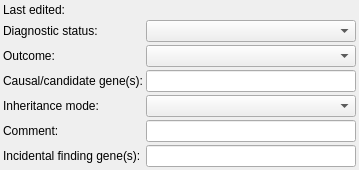
First picture: the form in src/GSvar/DiagnosticStatusWidget.ui, repository imgag/ngs-bits, before the edit.
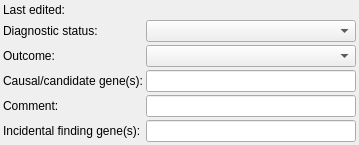
Second picture: the form after the edit.

```diff
--- a/src/GSvar/DiagnosticStatusWidget.ui
+++ b/src/GSvar/DiagnosticStatusWidget.ui
@@ -7,7 +7,7 @@
     <x>0</x>
     <y>0</y>
     <width>359</width>
-    <height>158</height>
+    <height>137</height>
    </rect>
   </property>
   <property name="sizePolicy">
@@ -89,16 +89,6 @@
     <widget class="QLineEdit" name="genes_causal"/>
    </item>
    <item row="4" column="0">
-    <widget class="QLabel" name="label_4">
-     <property name="text">
-      <string>Inheritance mode:</string>
-     </property>
-    </widget>
-   </item>
-   <item row="4" column="1">
-    <widget class="QComboBox" name="inheritance"/>
-   </item>
-   <item row="5" column="0">
     <widget class="QLabel" name="label_8">
      <property name="toolTip">
       <string>&lt;html&gt;&lt;head/&gt;&lt;body&gt;&lt;p&gt;Further explaination of the findings, e.g.:&lt;br/&gt;- variant type: SNV/InDel/CNV/SV&lt;br/&gt;- if the variant occurs as a mosaik&lt;/p&gt;&lt;/body&gt;&lt;/html&gt;</string>
@@ -108,10 +98,10 @@
      </property>
     </widget>
    </item>
-   <item row="5" column="1">
+   <item row="4" column="1">
     <widget class="QLineEdit" name="comment"/>
    </item>
-   <item row="6" column="0">
+   <item row="5" column="0">
     <widget class="QLabel" name="label_6">
      <property name="toolTip">
       <string>Comma-separated list of genes with incidental findings.</string>
@@ -121,7 +111,7 @@
      </property>
     </widget>
    </item>
-   <item row="6" column="1">
+   <item row="5" column="1">
     <widget class="QLineEdit" name="genes_incidental"/>
    </item>
   </layout>
```
Left out of the diff: 1 changed line with no effect on the pictures.
